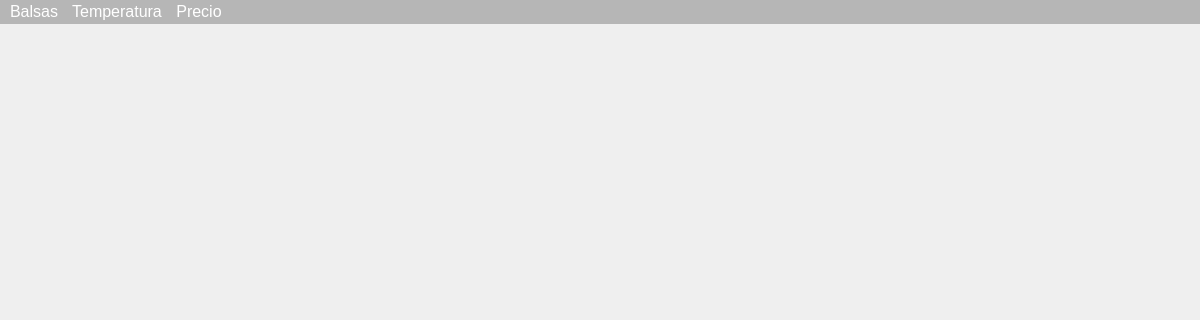
The window that salmon-twin/src/ui/dashboard.ui (UO34554/SalmonTwinPYQT6) describes before a commit, drawn with Qt 5; both pictures show x 0 to 1200 and y 0 to 320 of the 1200 by 800 pixel window.
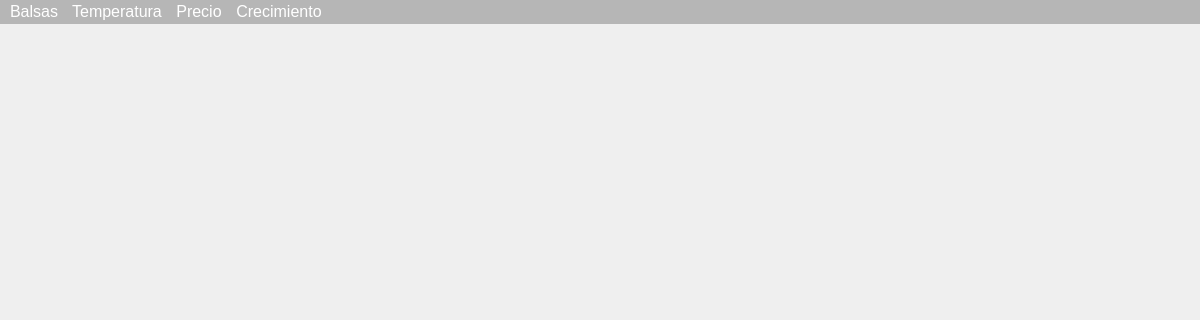
The same window after the commit. Icons and pictures are not drawn.

Commit message: Se añade un menu para las prediciones de biomasa y se guarda en el fichero de balsas

```diff
--- a/salmon-twin/src/ui/dashboard.ui
+++ b/salmon-twin/src/ui/dashboard.ui
@@ -116,9 +116,16 @@
     <addaction name="menuCargarPrecio"/>
     <addaction name="actionPredecirPrecio"/>
    </widget>
+   <widget class="QMenu" name="menuCrecimiento">
+    <property name="title">
+     <string>Crecimiento</string>
+    </property>
+    <addaction name="actionPredecirCrecimiento"/>
+   </widget>
    <addaction name="menuBalsas"/>
    <addaction name="menuTemperatura"/>
    <addaction name="menuPrecio"/>
+   <addaction name="menuCrecimiento"/>
   </widget>
   <widget class="QStatusBar" name="statusbar">
    <property name="minimumSize">
```
Left out of the diff: 5 changed lines with no effect on the pictures. The commit also changes 6 other files.
